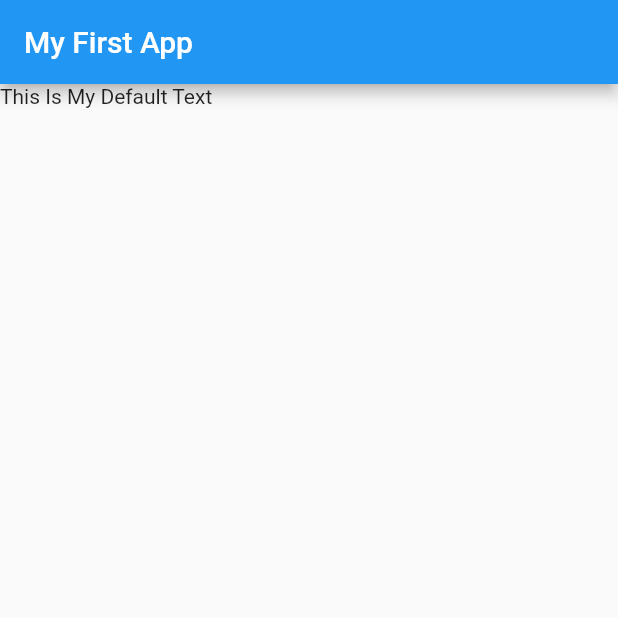
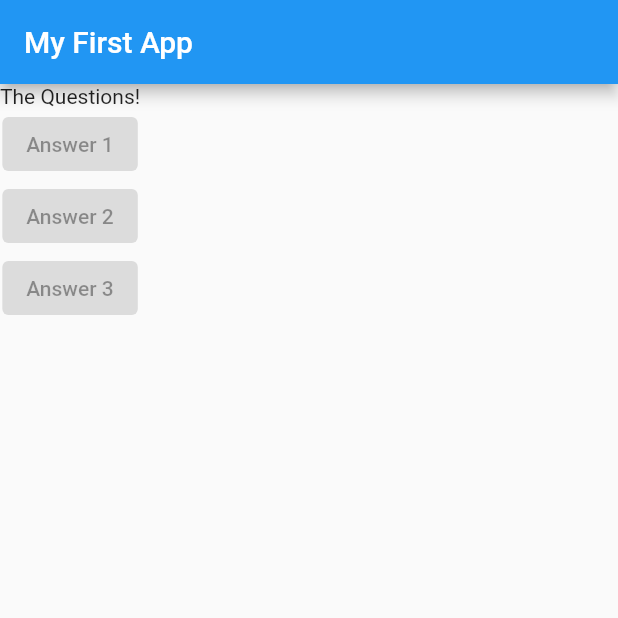
Before and after one commit to flutter-with-dart/flutter-complete-guide, a Flutter app: the screen it shows after launch, on a phone screen of 412 x 824 dp, the top half of it. Run offline on Flutter 3.47's test engine with Material 2 defaults, Android fonts, the phone set to English and light mode, and no system bars.

Commit message:
Update main.dart

```diff
--- a/flutter_complete_guide/lib/main.dart
+++ b/flutter_complete_guide/lib/main.dart
@@ -3,13 +3,34 @@ import 'package:flutter/material.dart';
 class MyApp extends StatelessWidget {
   @override
   Widget build(BuildContext context) {
+    var questions = [
+      'What\'s your favourite colour',
+      'What\'s your favourite Animal?',
+    ];
+
     return MaterialApp(
       // home: Text('Hello'),
       home: Scaffold(
         appBar: AppBar(
           title: Text('My First App'),
         ),
-        body: Text('This Is My Default Text'),
+        body: Column(
+          children: [
+            Text('The Questions!'),
+            ElevatedButton(
+              child: Text('Answer 1'),
+              onPressed: null,
+            ),
+            ElevatedButton(
+              child: Text('Answer 2'),
+              onPressed: null,
+            ),
+            ElevatedButton(
+              child: Text('Answer 3'),
+              onPressed: null,
+            ),
+          ],
+        ),
       ),
     );
   }
```
